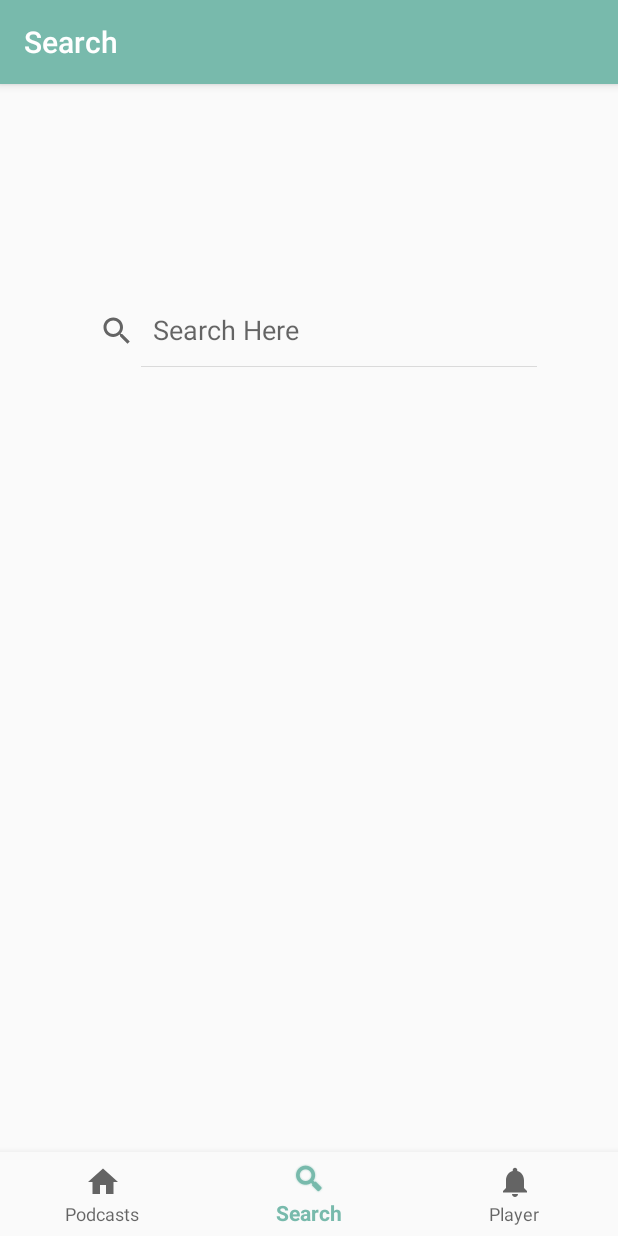
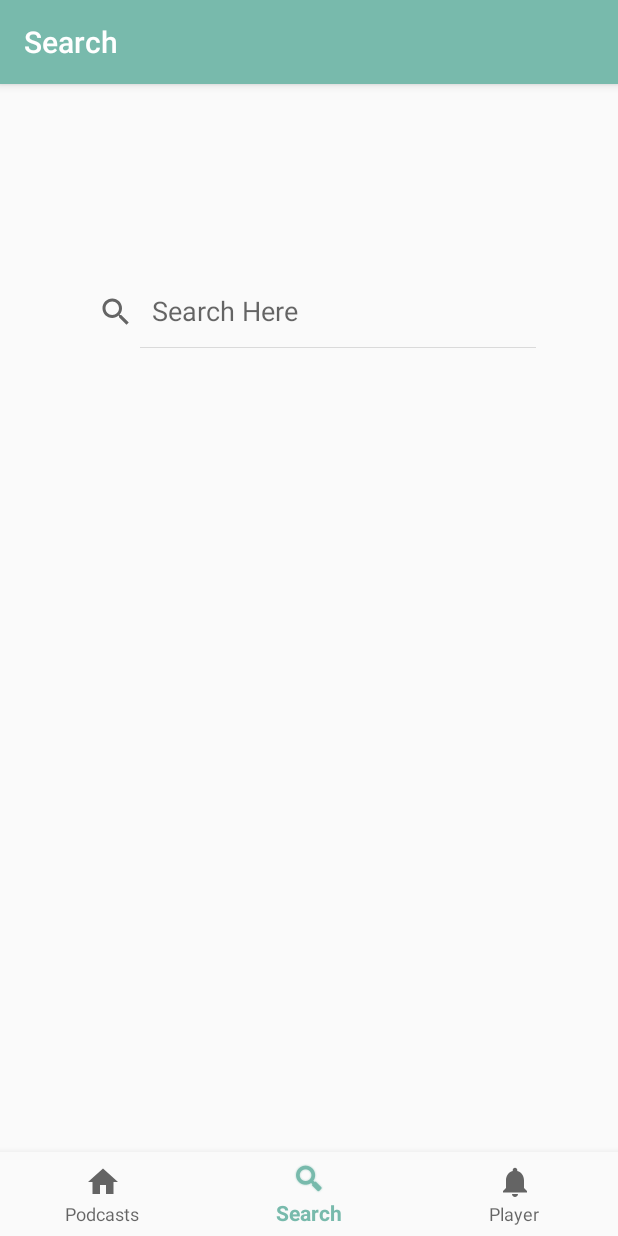
Before and after one commit to antonva/podypus-android, an Android app: the SearchFragment screen opened through its navigation route, on a phone screen of 412 x 824 dp. Run offline under Robolectric (Android 15) with nearby library versions, the phone set to English and light mode, and no system bars; our stand-ins replace navigation-ui.

Commit message:
Fix subscribe, episode listing and various layout problems

```diff
--- a/app/src/main/java/is/hi/hbv601g/podypus/MainActivityViewModel.java
+++ b/app/src/main/java/is/hi/hbv601g/podypus/MainActivityViewModel.java
@@ -4,11 +4,15 @@ import androidx.lifecycle.LiveData;
 import androidx.lifecycle.MutableLiveData;
 import androidx.lifecycle.ViewModel;
 
+import is.hi.hbv601g.podypus.entities.SearchResult;
+
 public class MainActivityViewModel extends ViewModel {
     public MutableLiveData<Boolean> authenticated;
 
-    //TODO: hook this up to PodcastsFragment, EpisodeFragment and PlayerFragment
-    //TODO: Use to pass values around.
+    public MutableLiveData<SearchResult> searchResult;
+
+    public MutableLiveData<String> username = new MutableLiveData<>();
+
     public MutableLiveData<String> episodeUrl = new MutableLiveData<>();
     public MutableLiveData<Long> channelId = new MutableLiveData<>();
 
@@ -16,15 +20,15 @@ public class MainActivityViewModel extends ViewModel {
     public void setEpisodeUrl(String url){ episodeUrl.setValue(url); }
 
     public MutableLiveData<String> getEpisodeUrl(){
-            return episodeUrl;
-        }
+        return episodeUrl;
+    }
 
-        //channelId operations
+    //channelId operations
     public void setChannelId(long id){ channelId.setValue(id); }
 
-        public MutableLiveData<Long> getChannelId(){ return channelId; }
+    public MutableLiveData<Long> getChannelId(){ return channelId; }
 
-        //Authentication operations
+    //Authentication operations
     public LiveData<Boolean> isAuthenticated() {
         if (authenticated == null) {
             authenticated = new MutableLiveData<Boolean>();
@@ -36,4 +40,12 @@ public class MainActivityViewModel extends ViewModel {
     public void setAuthenticated(boolean b) {
         this.authenticated.setValue(b);
     }
+
+    public String getUsername() {
+        return username.getValue();
+    }
+
+    public void setUsername(String username) {
+        this.username.postValue(username);
+    }
 }
--- a/app/src/main/java/is/hi/hbv601g/podypus/ui/authentication/LoginFragment.java
+++ b/app/src/main/java/is/hi/hbv601g/podypus/ui/authentication/LoginFragment.java
@@ -105,6 +105,7 @@ public class LoginFragment extends Fragment implements View.OnClickListener {
                     if (response.code() == 200) {
                         Log.println(Log.INFO, "Login", response.body().string());
                         SharedPreferences.Editor spe = getActivity().getPreferences(Context.MODE_PRIVATE).edit();
+                        model.setUsername(user);
                         spe.putString("username", user);
                         spe.putString("password", password);
                         Log.println(Log.INFO, "Login", user + " " + password);
--- a/app/src/main/java/is/hi/hbv601g/podypus/ui/podcasts/PodcastsFragment.java
+++ b/app/src/main/java/is/hi/hbv601g/podypus/ui/podcasts/PodcastsFragment.java
@@ -55,8 +55,6 @@ public class PodcastsFragment extends Fragment implements ChannelAdapter.OnChann
     public View onCreateView(@NonNull LayoutInflater inflater,
                              ViewGroup container, Bundle savedInstanceState) {
 
-        podcastViewModel =
-                ViewModelProviders.of(this).get(PodcastViewModel.class);
         model = new ViewModelProvider(requireActivity()).get(MainActivityViewModel.class);
 
         View root = inflater.inflate(R.layout.fragment_podcasts, container, false);
--- a/app/src/main/java/is/hi/hbv601g/podypus/ui/search/GridAdapter.java
+++ b/app/src/main/java/is/hi/hbv601g/podypus/ui/search/GridAdapter.java
@@ -12,12 +12,14 @@ import android.widget.ImageView;
 import android.widget.TextView;
 
 import androidx.annotation.NonNull;
+import androidx.lifecycle.ViewModelProvider;
 import androidx.recyclerview.widget.RecyclerView;
 
 import org.jetbrains.annotations.NotNull;
 import org.json.JSONException;
 import org.json.JSONObject;
 
+import is.hi.hbv601g.podypus.MainActivityViewModel;
 import is.hi.hbv601g.podypus.R;
 import is.hi.hbv601g.podypus.entities.SearchItem;
 import okhttp3.Call;
@@ -31,9 +33,11 @@ import okhttp3.Response;
 public class GridAdapter extends RecyclerView.Adapter<GridAdapter.SearchViewHolder> {
 
     private List<SearchItem> mDataset;
+    private String username;
 
-    public GridAdapter(List<SearchItem> searchResultData) {
+    public GridAdapter(List<SearchItem> searchResultData, String username) {
         this.mDataset = searchResultData;
+        this.username = username;
     }
 
     public static class SearchViewHolder extends RecyclerView.ViewHolder {
@@ -88,7 +92,7 @@ public class GridAdapter extends RecyclerView.Adapter<GridAdapter.SearchViewHold
 
         JSONObject jo = new JSONObject();
         try {
-            jo.put("username", "demouser");
+            jo.put("username", this.username);
             jo.put("url", i.feedUrl);
         } catch(JSONException e){
             e.printStackTrace();
--- a/app/src/main/java/is/hi/hbv601g/podypus/ui/search/SearchFragment.java
+++ b/app/src/main/java/is/hi/hbv601g/podypus/ui/search/SearchFragment.java
@@ -11,12 +11,14 @@ import android.widget.Toast;
 
 import androidx.annotation.NonNull;
 import androidx.fragment.app.Fragment;
+import androidx.lifecycle.ViewModelProvider;
 import androidx.lifecycle.ViewModelProviders;
 import androidx.recyclerview.widget.GridLayoutManager;
 import androidx.recyclerview.widget.RecyclerView;
 
 import com.google.gson.Gson;
 
+import is.hi.hbv601g.podypus.MainActivityViewModel;
 import is.hi.hbv601g.podypus.entities.SearchItem;
 import is.hi.hbv601g.podypus.entities.SearchResult;
 import okhttp3.Call;
@@ -39,7 +41,7 @@ import is.hi.hbv601g.podypus.R;
 
 public class SearchFragment extends Fragment implements View.OnClickListener {
     public static final MediaType JSON = MediaType.get("application/json; charset=utf-8");
-    private SearchViewModel searchViewModel;
+    private MainActivityViewModel model;
     private SearchView searchView = null;
     private RecyclerView recyclerView;
     private RecyclerView.Adapter mAdapter;
@@ -51,15 +53,14 @@ public class SearchFragment extends Fragment implements View.OnClickListener {
     public View onCreateView(@NonNull LayoutInflater inflater,
                              ViewGroup container, Bundle savedInstanceState) {
 
-        searchViewModel =
-                ViewModelProviders.of(this).get(SearchViewModel.class);
+        model = new ViewModelProvider(requireActivity()).get(MainActivityViewModel.class);
         View root = inflater.inflate(R.layout.fragment_search, container, false);
         Log.println(Log.INFO,"BOOP", "search should have inflated");
         recyclerView = (RecyclerView) root.findViewById(R.id.searchChannelRecycler);
         layoutManager = new GridLayoutManager(getActivity(), 3);
         recyclerView.setLayoutManager(layoutManager);
         searchResultData = new ArrayList<>();
-        mAdapter = new GridAdapter(searchResultData);
+        mAdapter = new GridAdapter(searchResultData, model.getUsername());
         recyclerView.setAdapter(mAdapter);
 
         searchView = root.findViewById(R.id.searchView);
--- a/app/src/main/res/layout/activity_main.xml
+++ b/app/src/main/res/layout/activity_main.xml
@@ -3,9 +3,9 @@
     xmlns:app="http://schemas.android.com/apk/res-auto"
     xmlns:tools="http://schemas.android.com/tools"
     android:id="@+id/container"
+    android:fitsSystemWindows="true"
     android:layout_width="match_parent"
-    android:layout_height="match_parent"
-    android:paddingTop="?attr/actionBarSize">
+    android:layout_height="match_parent">
 
     <com.google.android.material.bottomnavigation.BottomNavigationView
         android:id="@+id/nav_view"
@@ -22,15 +22,16 @@
     <fragment
         android:id="@+id/nav_host_fragment"
         android:name="androidx.navigation.fragment.NavHostFragment"
-        android:layout_width="413dp"
-        android:layout_height="736dp"
+        android:layout_width="match_parent"
+        android:layout_height="match_parent"
+        android:visibility="visible"
         app:defaultNavHost="true"
         app:layout_constraintBottom_toTopOf="@id/nav_view"
         app:layout_constraintHorizontal_bias="0.0"
         app:layout_constraintLeft_toLeftOf="parent"
         app:layout_constraintRight_toRightOf="parent"
         app:layout_constraintTop_toTopOf="parent"
-        app:layout_constraintVertical_bias="0.557"
+        app:layout_constraintVertical_bias="0.0"
         app:navGraph="@navigation/mobile_navigation" />
 
 </androidx.constraintlayout.widget.ConstraintLayout>
--- a/app/src/main/res/values/styles.xml
+++ b/app/src/main/res/values/styles.xml
@@ -6,6 +6,10 @@
         <item name="colorPrimary">@color/colorPrimary</item>
         <item name="colorPrimaryDark">@color/colorPrimaryDark</item>
         <item name="colorAccent">@color/colorAccent</item>
+    </style>
+
+    <style name="ScrollbarRecyclerView" parent="android:Widget">
+        <item name="android:scrollbars">vertical</item>
     </style>
 
     <style name="AppTheme.NoActionBar">
```
Also changed, not shown: app/src/main/java/is/hi/hbv601g/podypus/ui/episodes/EpisodeAdapter.java (+35 -14 lines), app/src/main/java/is/hi/hbv601g/podypus/ui/episodes/EpisodeFragment.java (+19 -18 lines), app/src/main/res/layout/content_authentication.xml (deleted, +0 -19 lines), app/src/main/res/layout/episode_title_view.xml (+12 -26 lines), app/src/main/res/layout/fragment_episodes.xml (+6 -3 lines), app/src/main/res/layout/fragment_podcasts.xml (+6 -2 lines).
